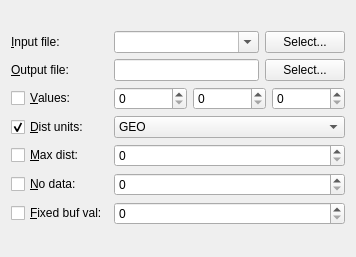
Old version of the form qgis/python/plugins/GdalTools/tools/widgetProximity.ui in the repository sourcepole/qgis.
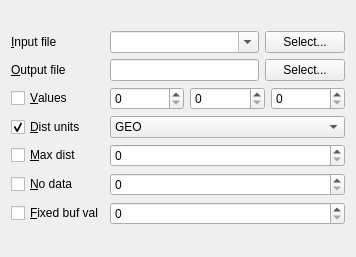
New version of the form.

The edit to the form file:
```diff
--- a/qgis/python/plugins/GdalTools/tools/widgetProximity.ui
+++ b/qgis/python/plugins/GdalTools/tools/widgetProximity.ui
@@ -25,7 +25,7 @@
      <item row="0" column="0">
       <widget class="QLabel" name="label">
        <property name="text">
-        <string>&amp;Input file:</string>
+        <string>&amp;Input file</string>
        </property>
        <property name="buddy">
         <cstring>selectInputFileButton</cstring>
@@ -62,7 +62,7 @@
      <item row="1" column="0">
       <widget class="QLabel" name="label_2">
        <property name="text">
-        <string>&amp;Output file:</string>
+        <string>&amp;Output file</string>
        </property>
        <property name="buddy">
         <cstring>selectOutputFileButton</cstring>
@@ -86,7 +86,7 @@
      <item row="2" column="0">
       <widget class="QCheckBox" name="valuesCheck">
        <property name="text">
-        <string>&amp;Values:</string>
+        <string>&amp;Values</string>
        </property>
       </widget>
      </item>
@@ -118,7 +118,7 @@
      <item row="3" column="0">
       <widget class="QCheckBox" name="distUnitsCheck">
        <property name="text">
-        <string>&amp;Dist units:</string>
+        <string>&amp;Dist units</string>
        </property>
        <property name="checked">
         <bool>true</bool>
@@ -142,7 +142,7 @@
      <item row="4" column="0">
       <widget class="QCheckBox" name="maxDistCheck">
        <property name="text">
-        <string>&amp;Max dist:</string>
+        <string>&amp;Max dist</string>
        </property>
       </widget>
      </item>
@@ -156,7 +156,7 @@
      <item row="5" column="0">
       <widget class="QCheckBox" name="noDataCheck">
        <property name="text">
-        <string>&amp;No data:</string>
+        <string>&amp;No data</string>
        </property>
       </widget>
      </item>
@@ -170,7 +170,7 @@
      <item row="6" column="0">
       <widget class="QCheckBox" name="fixedBufValCheck">
        <property name="text">
-        <string>&amp;Fixed buf val:</string>
+        <string>&amp;Fixed buf val</string>
        </property>
       </widget>
      </item>
```
